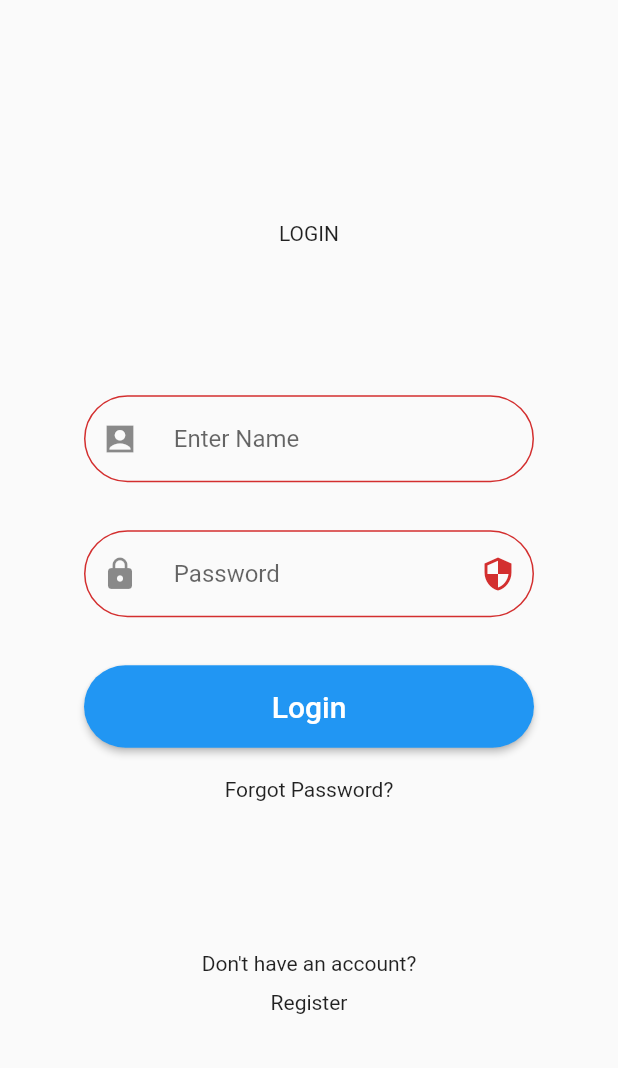
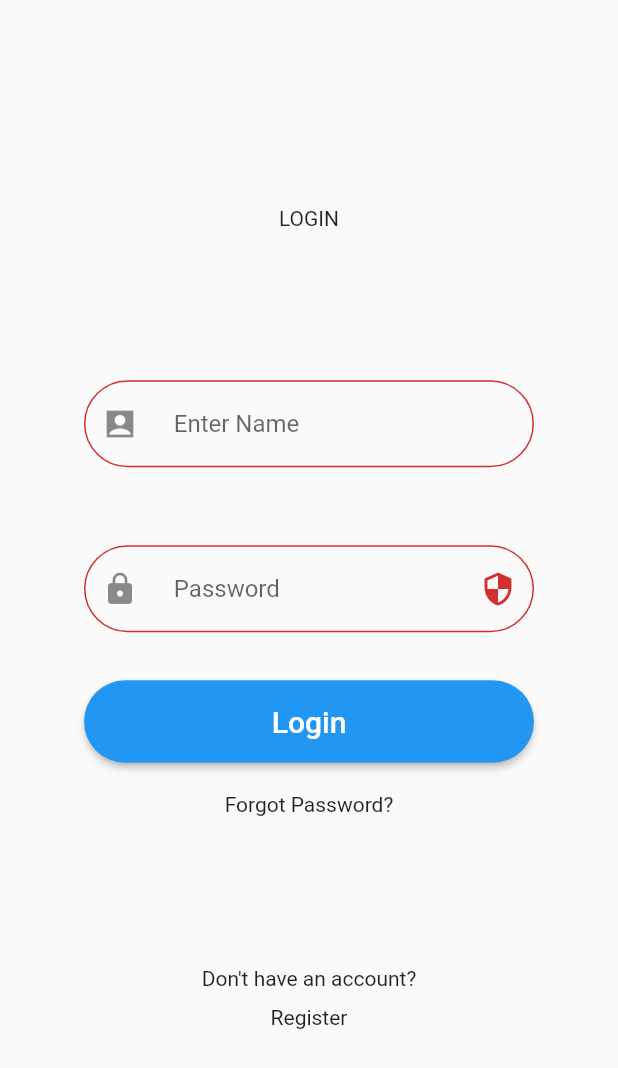
Before and after one commit to ur14623/flutter-code-for-sign-up-page, a Flutter app: the screen it shows after launch, on a phone screen of 412 x 824 dp. Shown: the top 1068 px of the screen. Run offline on Flutter 3.47's test engine with Material 2 defaults, Android fonts, the phone set to English and light mode, and no system bars.

Commit message:
increas sizedBox height form 10 to 30

```diff
--- a/lib/main.dart
+++ b/lib/main.dart
@@ -52,7 +52,7 @@ class myname extends State<Mystatefullwidget> {
               ),
             ),
             SizedBox(
-              height: 10.0,
+              height: 30.0,
             ),
             SizedBox(
               width: 300.0,
```
